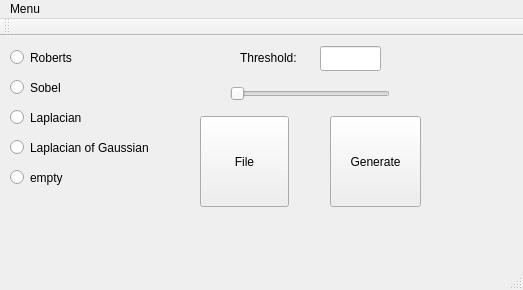
Above: qwidget_gui/mainwindow.ui from 18yb/imageStitcher before the change. Below: the same form after it.
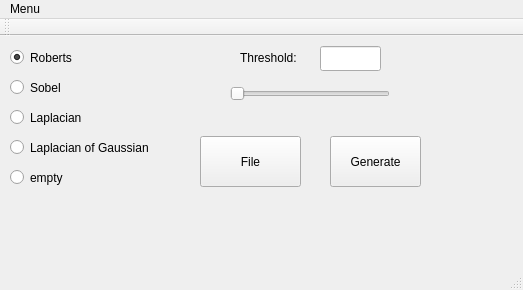
That is the form after the change.

```diff
--- a/qwidget_gui/mainwindow.ui
+++ b/qwidget_gui/mainwindow.ui
@@ -15,6 +15,9 @@
   </property>
   <widget class="QWidget" name="centralWidget">
    <widget class="QRadioButton" name="radioButton">
+    <property name="enabled">
+     <bool>true</bool>
+    </property>
     <property name="geometry">
      <rect>
       <x>10</x>
@@ -26,6 +29,9 @@
     <property name="text">
      <string>Roberts</string>
     </property>
+    <property name="checked">
+     <bool>true</bool>
+    </property>
    </widget>
    <widget class="QRadioButton" name="radioButton_2">
     <property name="geometry">
@@ -112,9 +118,9 @@
     <property name="geometry">
      <rect>
       <x>330</x>
-      <y>80</y>
+      <y>100</y>
       <width>91</width>
-      <height>91</height>
+      <height>51</height>
      </rect>
     </property>
     <property name="text">
@@ -138,9 +144,9 @@
     <property name="geometry">
      <rect>
       <x>200</x>
-      <y>80</y>
-      <width>89</width>
-      <height>91</height>
+      <y>100</y>
+      <width>101</width>
+      <height>51</height>
      </rect>
     </property>
     <property name="text">
```
